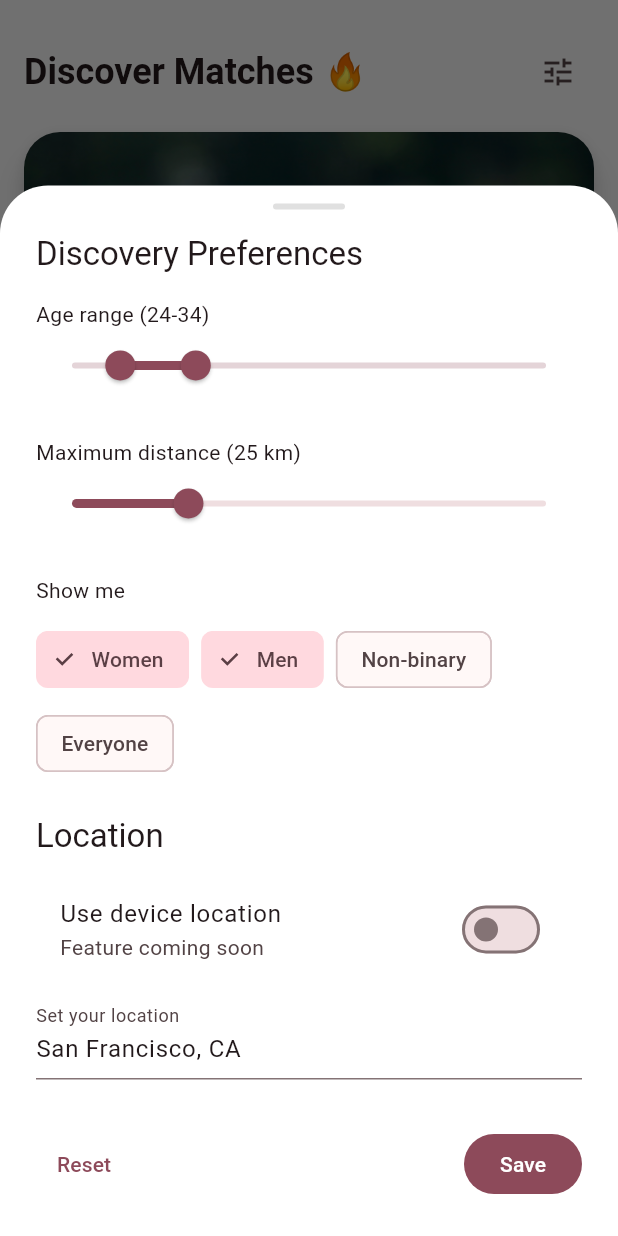
After one commit to rosenpin/gonder, a Flutter app: the screen it shows after launch, after a tap on the "tune" icon, on a phone screen of 412 x 824 dp. The commit adds this screen. Run offline on Flutter 3.47's test engine with Material 3 defaults, Android fonts, the phone set to English and light mode, and no system bars; drawn by our look-alikes of flutter_card_swiper; accounts and stored records are empty.

Commit message:
feat: add preferences bottom sheet

```diff
--- a/lib/features/discover/presentation/discover_page.dart
+++ b/lib/features/discover/presentation/discover_page.dart
@@ -1,5 +1,6 @@
 import 'package:flutter/material.dart';
 import 'package:flutter_card_swiper/flutter_card_swiper.dart';
+import 'package:gonder/features/preferences/presentation/settings_bottom_sheet.dart';
 
 class DiscoverPage extends StatefulWidget {
   const DiscoverPage({super.key});
@@ -52,11 +53,22 @@ class _DiscoverPageState extends State<DiscoverPage> {
       child: Column(
         crossAxisAlignment: CrossAxisAlignment.start,
         children: [
-          Text(
-            'Discover Matches 🔥',
-            style: Theme.of(
-              context,
-            ).textTheme.headlineSmall?.copyWith(fontWeight: FontWeight.bold),
+          Row(
+            children: [
+              Expanded(
+                child: Text(
+                  'Discover Matches 🔥',
+                  style: Theme.of(context).textTheme.headlineSmall?.copyWith(
+                    fontWeight: FontWeight.bold,
+                  ),
+                ),
+              ),
+              IconButton(
+                icon: const Icon(Icons.tune),
+                tooltip: 'Discovery settings',
+                onPressed: () => SettingsBottomSheet.show(context),
+              ),
+            ],
           ),
           const SizedBox(height: 16),
           Expanded(
--- /dev/null
+++ b/lib/features/preferences/data/preferences_store.dart
@@ -0,0 +1,88 @@
+import 'dart:async';
+
+import 'package:flutter/material.dart';
+import 'package:gonder/features/profile/data/profile_form_data.dart';
+
+class PreferenceSettings {
+  const PreferenceSettings({
+    required this.ageRange,
+    required this.maxDistanceKm,
+    required this.selectedGenders,
+    required this.city,
+    required this.useDeviceLocation,
+    required this.notificationsEnabled,
+    required this.newMatchAlerts,
+  });
+
+  final RangeValues ageRange;
+  final int maxDistanceKm;
+  final Set<GenderIdentity> selectedGenders;
+  final String city;
+  final bool useDeviceLocation;
+  final bool notificationsEnabled;
+  final bool newMatchAlerts;
+
+  PreferenceSettings copyWith({
+    RangeValues? ageRange,
+    int? maxDistanceKm,
+    Set<GenderIdentity>? selectedGenders,
+    String? city,
+    bool? useDeviceLocation,
+    bool? notificationsEnabled,
+    bool? newMatchAlerts,
+  }) {
+    return PreferenceSettings(
+      ageRange: ageRange ?? this.ageRange,
+      maxDistanceKm: maxDistanceKm ?? this.maxDistanceKm,
+      selectedGenders: selectedGenders != null
+          ? Set<GenderIdentity>.from(selectedGenders)
+          : Set<GenderIdentity>.from(this.selectedGenders),
+      city: city ?? this.city,
+      useDeviceLocation: useDeviceLocation ?? this.useDeviceLocation,
+      notificationsEnabled: notificationsEnabled ?? this.notificationsEnabled,
+      newMatchAlerts: newMatchAlerts ?? this.newMatchAlerts,
+    );
+  }
+}
+
+PreferenceSettings defaultPreferences() {
+  return PreferenceSettings(
+    ageRange: const RangeValues(24, 34),
+    maxDistanceKm: 25,
+    selectedGenders: {GenderIdentity.female, GenderIdentity.male},
+    city: 'San Francisco, CA',
+    useDeviceLocation: false,
+    notificationsEnabled: true,
+    newMatchAlerts: true,
+  );
+}
+
+abstract class PreferencesStore {
+  Future<PreferenceSettings> load();
+  Future<void> save(PreferenceSettings settings);
+}
+
+class InMemoryPreferencesStore implements PreferencesStore {
+  factory InMemoryPreferencesStore() => _instance;
+
+  InMemoryPreferencesStore._internal();
+
+  static final InMemoryPreferencesStore _instance =
+      InMemoryPreferencesStore._internal();
+
+  PreferenceSettings _cache = defaultPreferences();
+
+  @override
+  Future<PreferenceSettings> load() async {
+    await Future<void>.delayed(const Duration(milliseconds: 120));
+    return _cache;
+  }
+
+  @override
+  Future<void> save(PreferenceSettings settings) async {
+    await Future<void>.delayed(const Duration(milliseconds: 180));
+    _cache = settings;
+  }
+}
+
+final PreferencesStore preferencesStore = InMemoryPreferencesStore();
--- /dev/null
+++ b/lib/features/preferences/presentation/settings_bottom_sheet.dart
@@ -0,0 +1,258 @@
+import 'package:flutter/material.dart';
+import 'package:gonder/features/preferences/data/preferences_store.dart';
+import 'package:gonder/features/profile/data/profile_form_data.dart';
+
+class SettingsBottomSheet extends StatefulWidget {
+  const SettingsBottomSheet({super.key});
+
+  static Future<void> show(BuildContext context) {
+    return showModalBottomSheet(
+      context: context,
+      isScrollControlled: true,
+      backgroundColor: Colors.transparent,
+      builder: (context) {
+        return const FractionallySizedBox(
+          heightFactor: 0.85,
+          child: SettingsBottomSheet(),
+        );
+      },
+    );
+  }
+
+  @override
+  State<SettingsBottomSheet> createState() => _SettingsBottomSheetState();
+}
+
+class _SettingsBottomSheetState extends State<SettingsBottomSheet> {
+  PreferenceSettings? _settings;
+  bool _isSaving = false;
+  late final TextEditingController _cityController;
+
+  @override
+  void initState() {
+    super.initState();
+    _cityController = TextEditingController();
+    _load();
+  }
+
+  Future<void> _load() async {
+    final result = await preferencesStore.load();
+    setState(() {
+      _settings = result;
+      _cityController.text = result.city;
+    });
+  }
+
+  @override
+  void dispose() {
+    _cityController.dispose();
+    super.dispose();
+  }
+
+  void _updateSettings(
+    PreferenceSettings Function(PreferenceSettings) updater,
+  ) {
+    final current = _settings;
+    if (current == null) return;
+    setState(() {
+      _settings = updater(current);
+    });
+  }
+
+  Future<void> _save() async {
+    final current = _settings;
+    if (current == null) return;
+    setState(() => _isSaving = true);
+    final next = current.copyWith(city: _cityController.text.trim());
+    await preferencesStore.save(next);
+    if (!mounted) return;
+    setState(() => _isSaving = false);
+    Navigator.of(context).pop();
+    ScaffoldMessenger.of(
+      context,
+    ).showSnackBar(const SnackBar(content: Text('Preferences saved.')));
+  }
+
+  void _reset() {
+    final defaults = defaultPreferences();
+    setState(() {
+      _settings = defaults;
+      _cityController.text = defaults.city;
+    });
+  }
+
+  @override
+  Widget build(BuildContext context) {
+    final settings = _settings;
+    final theme = Theme.of(context);
+
+    if (settings == null) {
+      return const Center(child: CircularProgressIndicator());
+    }
+
+    final chips = GenderIdentity.values;
+
+    return Container(
+      decoration: const BoxDecoration(
+        color: Colors.white,
+        borderRadius: BorderRadius.vertical(top: Radius.circular(32)),
+      ),
+      child: Column(
+        children: [
+          Padding(
+            padding: const EdgeInsets.only(top: 12, bottom: 8),
+            child: Container(
+              width: 48,
+              height: 4,
+              decoration: BoxDecoration(
+                color: Colors.grey.shade300,
+                borderRadius: BorderRadius.circular(12),
+              ),
+            ),
+          ),
+          Expanded(
+            child: ListView(
+              padding: const EdgeInsets.fromLTRB(24, 8, 24, 24),
+              children: [
+                Text(
+                  'Discovery Preferences',
+                  style: theme.textTheme.titleLarge,
+                ),
+                const SizedBox(height: 16),
+                Text(
+                  'Age range (${settings.ageRange.start.round()}-${settings.ageRange.end.round()})',
+                  style: theme.textTheme.bodyMedium,
+                ),
+                RangeSlider(
+                  values: settings.ageRange,
+                  min: 18,
+                  max: 80,
+                  divisions: 62,
+                  labels: RangeLabels(
+                    settings.ageRange.start.round().toString(),
+                    settings.ageRange.end.round().toString(),
+                  ),
+                  onChanged: (value) => _updateSettings(
+                    (current) => current.copyWith(ageRange: value),
+                  ),
+                ),
+                const SizedBox(height: 24),
+                Text(
+                  'Maximum distance (${settings.maxDistanceKm} km)',
+                  style: theme.textTheme.bodyMedium,
+                ),
+                Slider(
+                  value: settings.maxDistanceKm.toDouble(),
+                  min: 1,
+                  max: 100,
+                  divisions: 99,
+                  label: '${settings.maxDistanceKm} km',
+                  onChanged: (value) => _updateSettings(
+                    (current) => current.copyWith(maxDistanceKm: value.round()),
+                  ),
+                ),
+                const SizedBox(height: 24),
+                Text('Show me', style: theme.textTheme.bodyMedium),
+                const SizedBox(height: 12),
+                Wrap(
+                  spacing: 8,
+                  runSpacing: 8,
+                  children: [
+                    for (final gender in chips)
+                      FilterChip(
+                        label: Text(_genderLabel(gender)),
+                        selected: settings.selectedGenders.contains(gender),
+                        onSelected: (selected) => _updateSettings((current) {
+                          final next = Set<GenderIdentity>.from(
+                            current.selectedGenders,
+                          );
+                          if (selected) {
+                            next.add(gender);
+                          } else {
+                            next.remove(gender);
+                          }
+                          if (next.isEmpty) {
+                            return current;
+                          }
+                          return current.copyWith(selectedGenders: next);
+                        }),
+                      ),
+                  ],
+                ),
+                const SizedBox(height: 24),
+                Text('Location', style: theme.textTheme.titleLarge),
+                const SizedBox(height: 12),
+                SwitchListTile.adaptive(
+                  value: settings.useDeviceLocation,
+                  title: const Text('Use device location'),
+                  subtitle: const Text('Feature coming soon'),
+                  onChanged: (enabled) => _updateSettings(
+                    (current) => current.copyWith(useDeviceLocation: enabled),
+                  ),
+                ),
+                const SizedBox(height: 8),
+                TextField(
+                  controller: _cityController,
+                  decoration: const InputDecoration(
+                    labelText: 'Set your location',
+                    hintText: 'City, State',
+                  ),
+                ),
+                const SizedBox(height: 24),
+                Text('Notifications', style: theme.textTheme.titleLarge),
+                const SizedBox(height: 12),
+                SwitchListTile.adaptive(
+                  value: settings.notificationsEnabled,
+                  title: const Text('Enable push notifications'),
+                  onChanged: (enabled) => _updateSettings(
+                    (current) =>
+                        current.copyWith(notificationsEnabled: enabled),
+                  ),
+                ),
+                SwitchListTile.adaptive(
+                  value: settings.newMatchAlerts,
+                  title: const Text('New match alerts'),
+                  onChanged: (enabled) => _updateSettings(
+                    (current) => current.copyWith(newMatchAlerts: enabled),
+                  ),
+                ),
+              ],
+            ),
+          ),
+          Padding(
+            padding: const EdgeInsets.fromLTRB(24, 12, 24, 24),
+            child: Row(
+              children: [
+                TextButton(onPressed: _reset, child: const Text('Reset')),
+                const Spacer(),
+                FilledButton(
+                  onPressed: _isSaving ? null : _save,
+                  child: _isSaving
+                      ? const SizedBox(
+                          width: 16,
+                          height: 16,
+                          child: CircularProgressIndicator(strokeWidth: 2),
+                        )
+                      : const Text('Save'),
+                ),
+              ],
+            ),
+          ),
+        ],
+      ),
+    );
+  }
+
+  String _genderLabel(GenderIdentity gender) {
+    switch (gender) {
+      case GenderIdentity.female:
+        return 'Women';
+      case GenderIdentity.male:
+        return 'Men';
+      case GenderIdentity.nonBinary:
+        return 'Non-binary';
+      case GenderIdentity.other:
+        return 'Everyone';
+    }
+  }
+}
--- a/lib/features/profile/presentation/profile_screen.dart
+++ b/lib/features/profile/presentation/profile_screen.dart
@@ -1,4 +1,5 @@
 import 'package:flutter/material.dart';
+import 'package:gonder/features/preferences/presentation/settings_bottom_sheet.dart';
 import 'package:gonder/features/profile/data/profile_form_data.dart';
 import 'package:gonder/features/profile/data/profile_store.dart';
 
@@ -131,6 +132,12 @@ class _ProfileScreenState extends State<ProfileScreen> {
       appBar: AppBar(
         title: const Text('Your Profile'),
         actions: [
+          if (!_isEditing)
+            IconButton(
+              icon: const Icon(Icons.tune),
+              tooltip: 'Discovery settings',
+              onPressed: () => SettingsBottomSheet.show(context),
+            ),
           if (_isEditing)
             TextButton(
               onPressed: _isSaving ? null : _toggleEditing,
```
Also changed, not shown: 1 other file.
